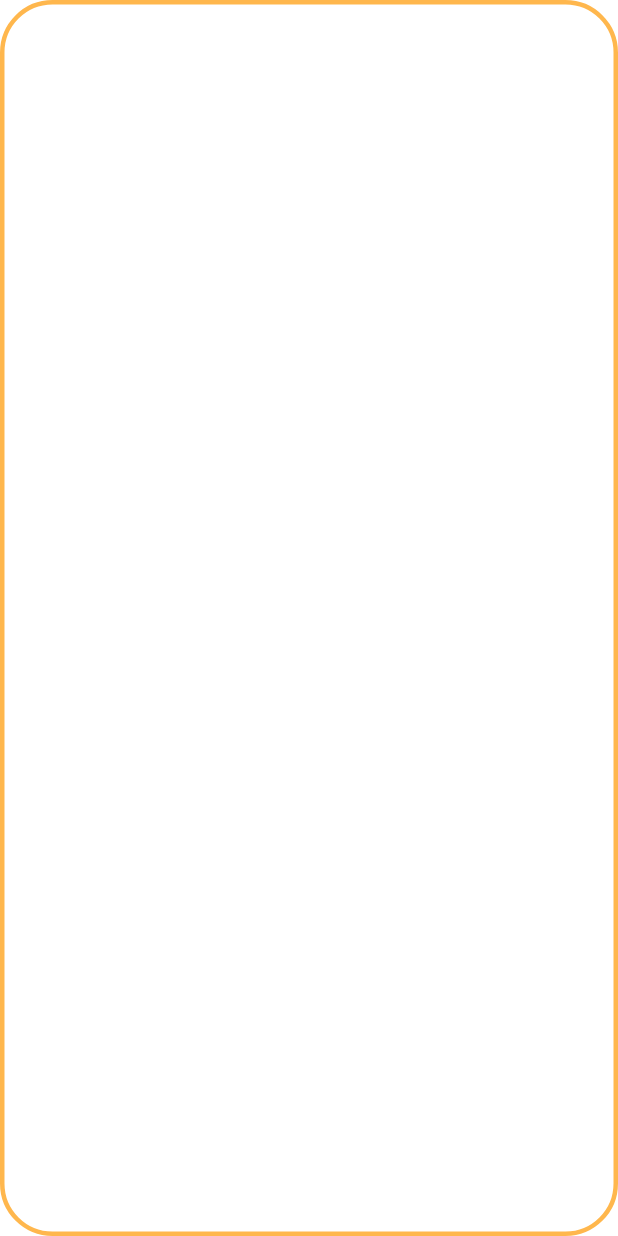
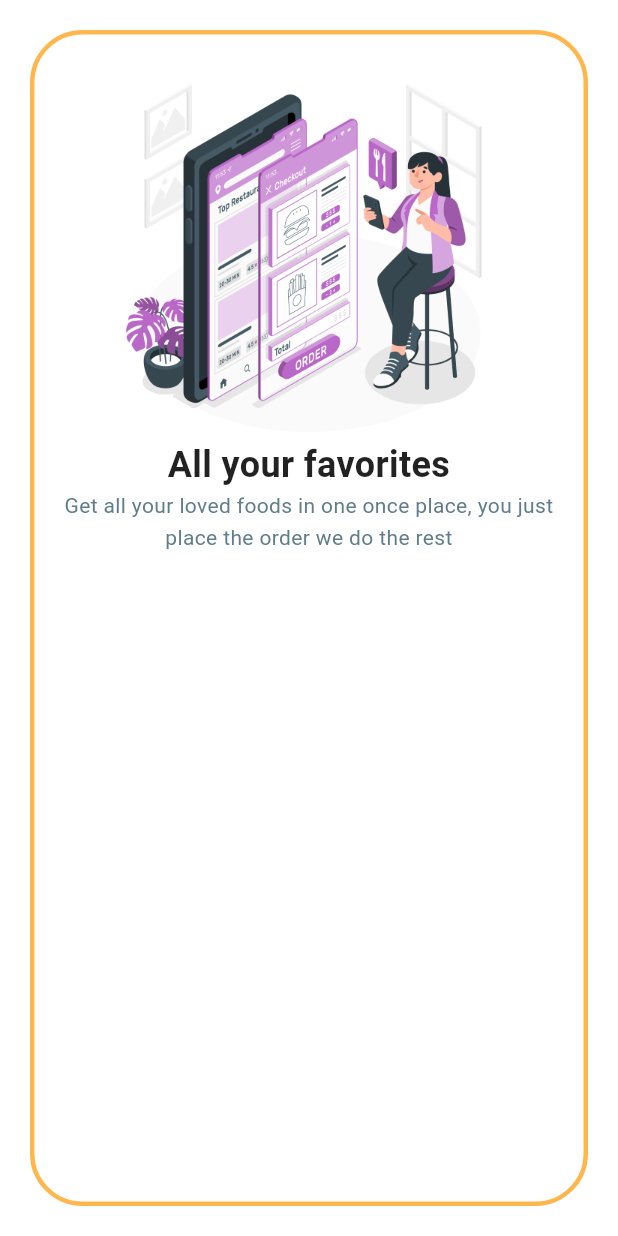
Before and after one commit to streeeett/uts_mobileprogramming_azfar_lp3ikarawang, a Flutter app: the screen it shows after launch, on a phone screen of 412 x 824 dp. Run offline on Flutter 3.47's test engine with Material 3 defaults, Android fonts, the phone set to English and light mode, and no system bars.

Commit message:
menambahkan gambar dan deskripsi

```diff
--- a/lib/onboarding.dart
+++ b/lib/onboarding.dart
@@ -8,13 +8,41 @@ class OnboardingPage extends StatelessWidget {
     return Scaffold(
       backgroundColor: Colors.white,
       body: Container(
+        margin: const EdgeInsets.all(20),
+          padding: const EdgeInsets.all(20),
         decoration: BoxDecoration(
           color: Colors.white,
           borderRadius: BorderRadius.circular(35),
           border: Border.all(
             color: Colors.orange.shade300,
             width: 3,
-          )
+          ),
+        ),
+        child: Column(
+          children: [
+            Image.asset(
+              'gambar/foto.png',
+              width: 250,
+              height: 250,
+              fit: BoxFit.contain,
+            ),
+
+            Text('All your favorites',
+            textAlign: TextAlign.center,
+            style: TextStyle(
+              fontSize: 24,
+              fontWeight: FontWeight.bold,
+              color: Colors.black87,
+            ),),
+
+            Text('Get all your loved foods in one once place, you just place the order we do the rest',
+            textAlign: TextAlign.center,
+            style: TextStyle(
+              fontSize: 14,
+              color: Colors.blueGrey,
+              height: 1.5
+            ),)
+          ],
         ),
       ),
     );
--- a/pubspec.yaml
+++ b/pubspec.yaml
@@ -58,9 +58,9 @@ flutter:
   uses-material-design: true
 
   # To add assets to your application, add an assets section, like this:
-  # assets:
-  #   - images/a_dot_burr.jpeg
-  #   - images/a_dot_ham.jpeg
+  assets:
+    - gambar/
+    - gambar/foto
 
   # An image asset can refer to one or more resolution-specific "variants", see
   # https://flutter.dev/to/resolution-aware-images
```
Also changed, not shown: gambar/foto.png (added).
